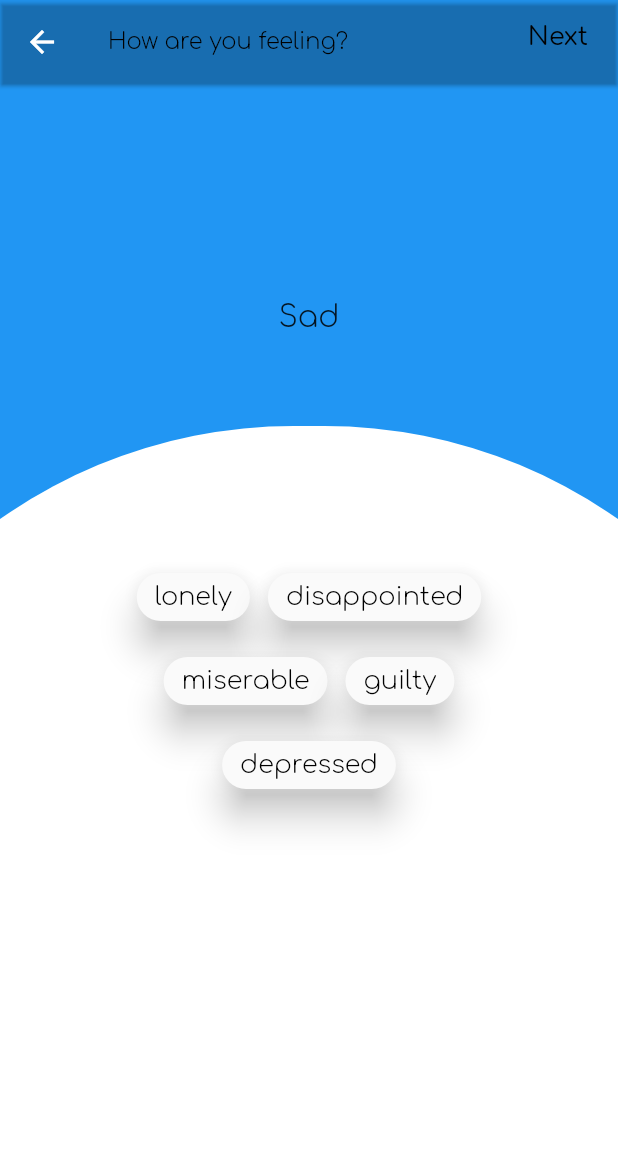
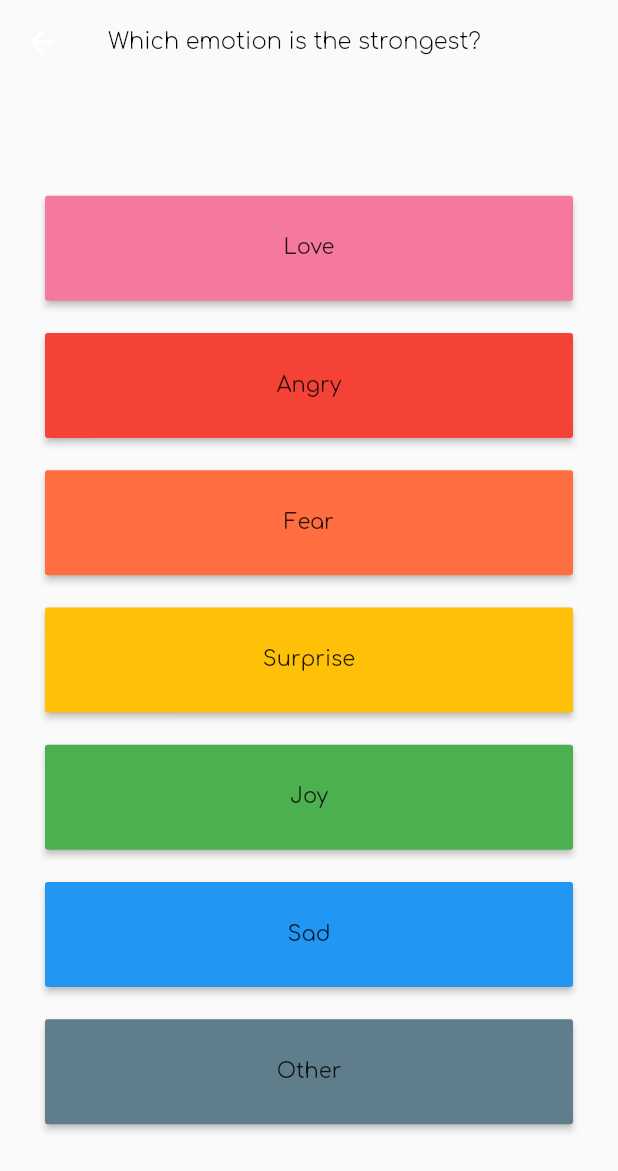
Before and after one commit to AugusteBalz/trial0125-master, a Flutter app: the HomePage screen opened directly, after a tap on "Mood", on a phone screen of 412 x 824 dp. Shown: the top 1171 px of the screen. Run offline on Flutter 3.47's test engine with Material 2 defaults, Android fonts, the phone set to English and light mode, and no system bars; our stand-ins replace carousel_slider, sqflite, toggle_switch; accounts and stored records are empty.

Commit message:
basic page 0 emotion log

```diff
--- a/lib/globals/globals.dart
+++ b/lib/globals/globals.dart
@@ -9,16 +9,30 @@ import 'package:trial0106/models/mood_select.dart';
 import 'package:trial0106/models/moods.dart';
 import 'package:trial0106/models/one_mood.dart';
 import 'package:trial0106/globals/constants_of_mood.dart';
+import 'package:trial0106/models/primary_emotions_blueprint.dart';
 
 int previousIndex = 0; //for theme toggling
 
 ThemeModel currentModel = ThemeModel();
 
+
+//---
+
+
+
 //----
 //for bottom navigation bar
 int selectedIndex = 0;
 
-
+List<MoodSelect> WholeMoodSelectionList = [
+  joySelection,
+  angrySelection,
+  sadSelection,
+  surpriseSelection,
+  loveSelection,
+  fearSelection,
+  otherSelection,
+];
 
 MoodSelect joySelection = MoodSelect(moodP: "Joy", color: joyMoodColor, moodS: [
   "proud",
@@ -26,63 +40,65 @@ MoodSelect joySelection = MoodSelect(moodP: "Joy", color: joyMoodColor, moodS: [
   "peaceful",
   "pleased",
 ]);
-MoodSelect angrySelection = MoodSelect(moodP: "Angry", color: angryMoodColor, moodS: [
+MoodSelect angrySelection = MoodSelect(
+  moodP: "Angry",
+  color: angryMoodColor,
+  moodS: [
     "jealous",
     "hurt",
     "furious",
     "mad",
     "triggered",
-],);
-MoodSelect sadSelection = MoodSelect(moodP: "Sad", color: sadMoodColor, moodS: [
-
+  ],
+);
+MoodSelect sadSelection = MoodSelect(
+  moodP: "Sad",
+  color: sadMoodColor,
+  moodS: [
     "lonely",
     "disappointed",
     "miserable",
     "guilty",
     "depressed",
-
-],);
-MoodSelect surpriseSelection = MoodSelect(moodP: "Surprise", color: surpriseMoodColor, moodS: [
-
+  ],
+);
+MoodSelect surpriseSelection = MoodSelect(
+  moodP: "Surprise",
+  color: surpriseMoodColor,
+  moodS: [
     "amazed",
     "confused",
     "stunned",
     "shocked",
-
-],);
-MoodSelect loveSelection = MoodSelect(moodP: "Love", color: loveMoodColor, moodS: [
-
+  ],
+);
+MoodSelect loveSelection = MoodSelect(
+  moodP: "Love",
+  color: loveMoodColor,
+  moodS: [
     "romantic",
     "sentimental",
     "appreciative",
-
-  ],);
-MoodSelect fearSelection = MoodSelect(moodP: "Fear", color: fearMoodColor, moodS: [
-
+  ],
+);
+MoodSelect fearSelection = MoodSelect(
+  moodP: "Fear",
+  color: fearMoodColor,
+  moodS: [
     "scared",
     "insecure",
     "helpless",
     "anxious",
-],);
-MoodSelect otherSelection = MoodSelect(moodP: "Other", color: otherMoodColor, moodS: [
-
+  ],
+);
+MoodSelect otherSelection = MoodSelect(
+  moodP: "Other",
+  color: otherMoodColor,
+  moodS: [
     "empty",
     "shameful",
-],);
-
-
-/*
-
-
-BlueprintMoodSelection selectOther = BlueprintMoodSelection(
-  primaryMood: "Other",
-  color: otherMoodColor,
-  secondaryMoods:
+  ],
 );
-
-
- */
-
 
 // Define the default `TextTheme`. Use this to specify the default
 // text styling for headlines, titles, bodies of text, and more.
--- a/lib/main.dart
+++ b/lib/main.dart
@@ -2,13 +2,14 @@ import 'package:flutter/material.dart';
 import 'package:flutter/services.dart';
 import 'package:trial0106/globals/globals.dart';
 
-import 'package:trial0106/widgets/app_settings.dart';
+import 'package:trial0106/screens/app_settings.dart';
 import 'package:trial0106/widgets/bottom_nav.dart';
-import 'package:trial0106/widgets/history.dart';
-import 'package:trial0106/widgets/main_screen.dart';
+import 'package:trial0106/screens/history.dart';
+import 'package:trial0106/screens/main_screen.dart';
 
-import 'package:trial0106/widgets/mood/log_mood_screen_one.dart';
-import 'package:trial0106/widgets/mood/log_mood_screen_two.dart';
+import 'package:trial0106/widgets/mood/log_mood_screen_1.dart';
+import 'package:trial0106/widgets/mood/log_mood_screen_2.dart';
+import 'package:trial0106/widgets/mood/log_mood_screen_3.dart';
 
 import 'package:provider/provider.dart';
 
@@ -36,9 +37,14 @@ class MyAppFirst extends StatelessWidget {
 
               //to multiselect mood log
 
-              '/logmood1': (context) => const LogMoodScreenOne(),
+              '/logmood1': (context) => const LogMoodScreen1(),
 
-              '/logmood2': (context) => const LogMoodScreenTwo(),
+              '/logmood2': (context) => const LogMoodScreen2(),
+
+              '/logmood3': (context) => const LogMoodScreen3(),
+
+              //
+              '/history' : (context) => const ShowHistory(),
 
               //'/emotionSelectionScreen' : (context) => const EmotionSelectionScreen(),
             },
--- /dev/null
+++ b/lib/models/primary_emotions_blueprint.dart
@@ -0,0 +1,40 @@
+import 'package:flutter/cupertino.dart';
+import 'package:trial0106/globals/colors_of_mood.dart';
+import 'package:trial0106/models/moods.dart';
+
+class PrimaryEmotionsBlueprint {
+  String emotionName;
+  PrimaryMoods emotionP;
+  Color color;
+
+  PrimaryEmotionsBlueprint({
+    required this.emotionName,
+    required this.emotionP,
+    required this.color,
+  });
+}
+
+List<PrimaryEmotionsBlueprint> wholePrimaryEmotionsList = [
+  PrimaryEmotionsBlueprint(
+      emotionName: "Love", emotionP: PrimaryMoods.Love, color: loveMoodColor),
+  PrimaryEmotionsBlueprint(
+      emotionName: "Angry",
+      emotionP: PrimaryMoods.Angry,
+      color: angryMoodColor),
+  PrimaryEmotionsBlueprint(
+      emotionName: "Fear",
+      emotionP: PrimaryMoods.Fearful,
+      color: fearMoodColor),
+  PrimaryEmotionsBlueprint(
+      emotionName: "Surprise",
+      emotionP: PrimaryMoods.Surprise,
+      color: surpriseMoodColor),
+  PrimaryEmotionsBlueprint(
+      emotionName: "Joy", emotionP: PrimaryMoods.Joy, color: joyMoodColor),
+  PrimaryEmotionsBlueprint(
+      emotionName: "Sad", emotionP: PrimaryMoods.Sad, color: sadMoodColor),
+  PrimaryEmotionsBlueprint(
+      emotionName: "Other",
+      emotionP: PrimaryMoods.Other,
+      color: otherMoodColor),
+];
--- a/lib/widgets/main_screen.dart
+++ b/lib/screens/main_screen.dart
@@ -1,10 +1,10 @@
 import 'package:flutter/material.dart';
 import 'package:trial0106/widgets/buttons_to_log/button_to_log_mood.dart';
-import 'package:trial0106/widgets/history.dart';
+import 'package:trial0106/screens/history.dart';
 import 'package:carousel_slider/carousel_slider.dart';
 import 'package:trial0106/widgets/mood/moodlog_list.dart';
 
-import 'buttons_to_log/button_widgets.dart';
+import '../widgets/buttons_to_log/button_widgets.dart';
 
 class MainScreen extends StatefulWidget {
   const MainScreen({Key? key}) : super(key: key);
--- a/lib/widgets/buttons_to_log/button_to_log_event.dart
+++ b/lib/widgets/buttons_to_log/button_to_log_event.dart
@@ -1,6 +1,6 @@
 
 import 'package:flutter/material.dart';
-import 'package:trial0106/widgets/history.dart';
+import 'package:trial0106/screens/history.dart';
 
 class ButtonToLogEvent extends StatefulWidget {
   const ButtonToLogEvent({Key? key}) : super(key: key);
--- a/lib/widgets/buttons_to_log/button_to_log_mood.dart
+++ b/lib/widgets/buttons_to_log/button_to_log_mood.dart
@@ -1,16 +1,6 @@
 import 'package:flutter/material.dart';
-import 'package:trial0106/widgets/history.dart';
+import 'package:trial0106/screens/history.dart';
 
-final List<String> imageList = [
-  "https://images.unsplash.com/photo-1520342868574-5fa3804e551c?ixlib=rb-0.3.5&ixid=eyJhcHBfaWQiOjEyMDd9&s=6ff92caffcdd63681a35134a6770ed3b&auto=format&fit=crop&w=1951&q=80",
-  'https://images.unsplash.com/photo-1523205771623-e0faa4d2813d?ixlib=rb-0.3.5&ixid=eyJhcHBfaWQiOjEyMDd9&s=89719a0d55dd05e2deae4120227e6efc&auto=format&fit=crop&w=1953&q=80',
-  'https://images.unsplash.com/photo-1508704019882-f9cf40e475b4?ixlib=rb-0.3.5&ixid=eyJhcHBfaWQiOjEyMDd9&s=8c6e5e3aba713b17aa1fe71ab4f0ae5b&auto=format&fit=crop&w=1352&q=80',
-  'https://images.unsplash.com/photo-1519985176271-adb1088fa94c?ixlib=rb-0.3.5&ixid=eyJhcHBfaWQiOjEyMDd9&s=a0c8d632e977f94e5d312d9893258f59&auto=format&fit=crop&w=1355&q=80'
-];
-
-
-
-//TODO: take these classes out to separate folders
 
 class ButtonToLogMood extends StatefulWidget {
   const ButtonToLogMood({Key? key}) : super(key: key);
@@ -36,10 +26,10 @@ class _ButtonToLogMoodState extends State<ButtonToLogMood> {
           borderRadius: BorderRadius.all(Radius.circular(20.0)),
           color: Colors.redAccent,
         ),
-      padding: EdgeInsets.all(20),
+      padding: const EdgeInsets.all(20),
       child: InkWell(
         onTap: () async {
-          final value = await Navigator.pushNamed(context, '/logmood1');
+           await Navigator.pushNamed(context, '/logmood1');
 
           setState(() {
             const ShowHistory();
--- a/lib/widgets/mood/emotion_selection_screen.dart
+++ b/lib/widgets/mood/emotion_selection_screen.dart
@@ -135,7 +135,7 @@ class _EmotionSelectionScreenState extends State<EmotionSelectionScreen> {
                   else {
 
                     //if a person presses "Next", he goes to the next screen to rate the strength of his/her emotions
-                    Navigator.pushNamed(context, "/logmood2");
+                    Navigator.pushNamed(context, "/logmood3");
 
                     //delete all previous
                     moodSelection.clear();
--- /dev/null
+++ b/lib/widgets/mood/log_mood_screen_1.dart
@@ -0,0 +1,52 @@
+import 'package:flutter/material.dart';
+import 'package:trial0106/globals/colors_of_mood.dart';
+import 'package:trial0106/models/moods.dart';
+import 'package:trial0106/models/primary_emotions_blueprint.dart';
+import 'package:trial0106/widgets/widget_for_primary_emotion_display.dart';
+
+
+//TODO: add a colour wheel to select emotions
+
+class LogMoodScreen1 extends StatefulWidget {
+  const LogMoodScreen1({Key? key}) : super(key: key);
+
+  @override
+  State<LogMoodScreen1> createState() => _LogMoodScreen1State();
+}
+
+class _LogMoodScreen1State extends State<LogMoodScreen1> {
+  PrimaryEmotionsBlueprint selectionOfPrimaryEmotion = PrimaryEmotionsBlueprint(
+      emotionName: "Love", emotionP: PrimaryMoods.Love, color: loveMoodColor);
+
+  @override
+  Widget build(BuildContext context) {
+    return Scaffold(
+      appBar: AppBar(
+        title: Text("Which emotion is the strongest?",
+            style: Theme.of(context).textTheme.headline2),
+        backgroundColor: Colors.transparent,
+        elevation: 0,
+        //TODO: show
+        //systemOverlayStyle: SystemUiOverlayStyle.light,
+      ),
+      body: Container(
+        margin: const EdgeInsets.symmetric(vertical: 50, horizontal: 20),
+        padding: const EdgeInsets.symmetric(vertical: 3, horizontal: 10),
+        child: Column(
+          crossAxisAlignment: CrossAxisAlignment.stretch,
+          mainAxisAlignment: MainAxisAlignment.spaceEvenly,
+          children: wholePrimaryEmotionsList.map((oneEmotionName) {
+            selectionOfPrimaryEmotion = oneEmotionName;
+
+            // currentSliderValue = sliders.elementAt(0);
+
+            //displaying widgets
+
+            return WidgetForPrimaryEmotionDisplay(
+                selectionOfPrimaryEmotion: selectionOfPrimaryEmotion);
+          }).toList(),
+        ),
+      ),
+    );
+  }
+}
--- a/lib/widgets/mood/log_mood_screen_one.dart
+++ b/lib/widgets/mood/log_mood_screen_2.dart
@@ -15,14 +15,14 @@ import 'package:trial0106/widgets/mood/new_mood.dart';
 
 //TODO: do a "PageView" for scrolling through different types of emotions
 
-class LogMoodScreenOne extends StatefulWidget {
-  const LogMoodScreenOne({Key? key}) : super(key: key);
+class LogMoodScreen2 extends StatefulWidget {
+  const LogMoodScreen2({Key? key}) : super(key: key);
 
   @override
-  State<LogMoodScreenOne> createState() => _LogMoodScreenOneState();
+  State<LogMoodScreen2> createState() => _LogMoodScreen2State();
 }
 
-class _LogMoodScreenOneState extends State<LogMoodScreenOne> {
+class _LogMoodScreen2State extends State<LogMoodScreen2> {
 
 
   @override
--- a/lib/widgets/mood/log_mood_screen_two.dart
+++ b/lib/widgets/mood/log_mood_screen_3.dart
@@ -1,18 +1,20 @@
 import 'package:flutter/material.dart';
 import 'dart:io';
 import 'package:trial0106/globals/globals.dart';
+import 'package:trial0106/main.dart';
 import 'package:trial0106/widgets/bottom_nav.dart';
+import 'package:trial0106/screens/history.dart';
 
 import 'package:trial0106/widgets/mood/display_one_slider.dart';
 
-class LogMoodScreenTwo extends StatefulWidget {
-  const LogMoodScreenTwo({Key? key}) : super(key: key);
+class LogMoodScreen3 extends StatefulWidget {
+  const LogMoodScreen3({Key? key}) : super(key: key);
 
   @override
-  State<LogMoodScreenTwo> createState() => _LogMoodScreenTwoState();
+  State<LogMoodScreen3> createState() => _LogMoodScreen3State();
 }
 
-class _LogMoodScreenTwoState extends State<LogMoodScreenTwo> {
+class _LogMoodScreen3State extends State<LogMoodScreen3> {
 
 //  File _storedMoodEntryList;
 
@@ -38,6 +40,7 @@ class _LogMoodScreenTwoState extends State<LogMoodScreenTwo> {
   Widget build(BuildContext context) {
     return Scaffold(
       appBar: AppBar(
+
         title: Text("How strong are these emotions?",
             style: Theme.of(context).textTheme.headline2),
         actions: <Widget>[
@@ -47,8 +50,22 @@ class _LogMoodScreenTwoState extends State<LogMoodScreenTwo> {
                 onTap: () {
                   Navigator.pop(context);
                   Navigator.pop(context);
+                  Navigator.pop(context);
 
                   _addNewMoodEntryFinal();
+
+
+                  //TODO: make it work!!!!
+
+                  /*  setState(() {
+                      BottomNavi().changePage(2);
+
+                    });
+
+
+                  HomePage();
+
+                   */
 
 
                 },
--- /dev/null
+++ b/lib/widgets/widget_for_primary_emotion_display.dart
@@ -0,0 +1,31 @@
+import 'package:flutter/material.dart';
+import 'package:trial0106/globals/globals.dart';
+import 'package:trial0106/models/primary_emotions_blueprint.dart';
+
+class WidgetForPrimaryEmotionDisplay extends StatefulWidget {
+  final PrimaryEmotionsBlueprint selectionOfPrimaryEmotion;
+
+  const WidgetForPrimaryEmotionDisplay(
+      {Key? key, required this.selectionOfPrimaryEmotion})
+      : super(key: key);
+
+  @override
+  _WidgetForPrimaryEmotionDisplayState createState() =>
+      _WidgetForPrimaryEmotionDisplayState();
+}
+
+class _WidgetForPrimaryEmotionDisplayState
+    extends State<WidgetForPrimaryEmotionDisplay> {
+  @override
+  Widget build(BuildContext context) {
+    return Container(
+      child: MaterialButton(
+          onPressed: () {
+            Navigator.pushNamed(context, '/logmood2');
+          },
+          color:  widget.selectionOfPrimaryEmotion.color,
+          height: 70,
+          child: Text(widget.selectionOfPrimaryEmotion.emotionName)),
+    );
+  }
+}
```
Also changed, not shown: lib/screens/app_settings.dart (renamed from lib/widgets/app_settings.dart), lib/screens/history.dart (renamed from lib/widgets/history.dart). Lines whose indentation alone changed are shown as unchanged.
